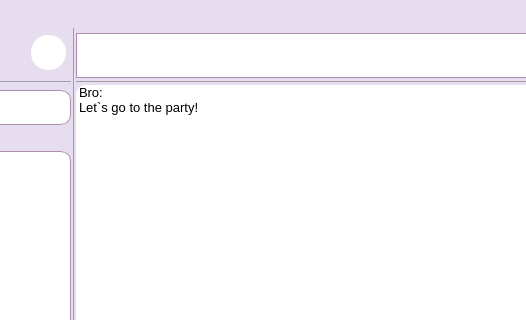
This is messenger/mainwindow.ui in ita-social-projects/HTTP_Messenger_Client as Qt 5 draws it before an edit; both pictures show x 194 to 720 and y 0 to 320 of the 845 by 542 pixel window. The edited form follows.
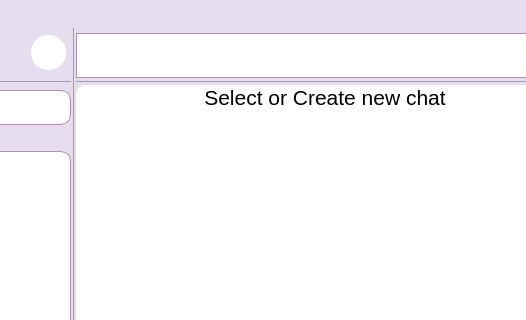
This is the edited form. Icons and pictures are not drawn.

Patch:
```diff
--- a/messenger/mainwindow.ui
+++ b/messenger/mainwindow.ui
@@ -405,15 +405,15 @@
              </property>
              <item>
               <property name="text">
-               <string>Bro:</string>
+               <string>Select or Create new chat</string>
               </property>
-              <property name="flags">
-               <set>NoItemFlags</set>
+              <property name="font">
+               <font>
+                <pointsize>16</pointsize>
+               </font>
               </property>
-             </item>
-             <item>
-              <property name="text">
-               <string>Let`s go to the party!</string>
+              <property name="textAlignment">
+               <set>AlignCenter</set>
               </property>
              </item>
             </widget>
```
